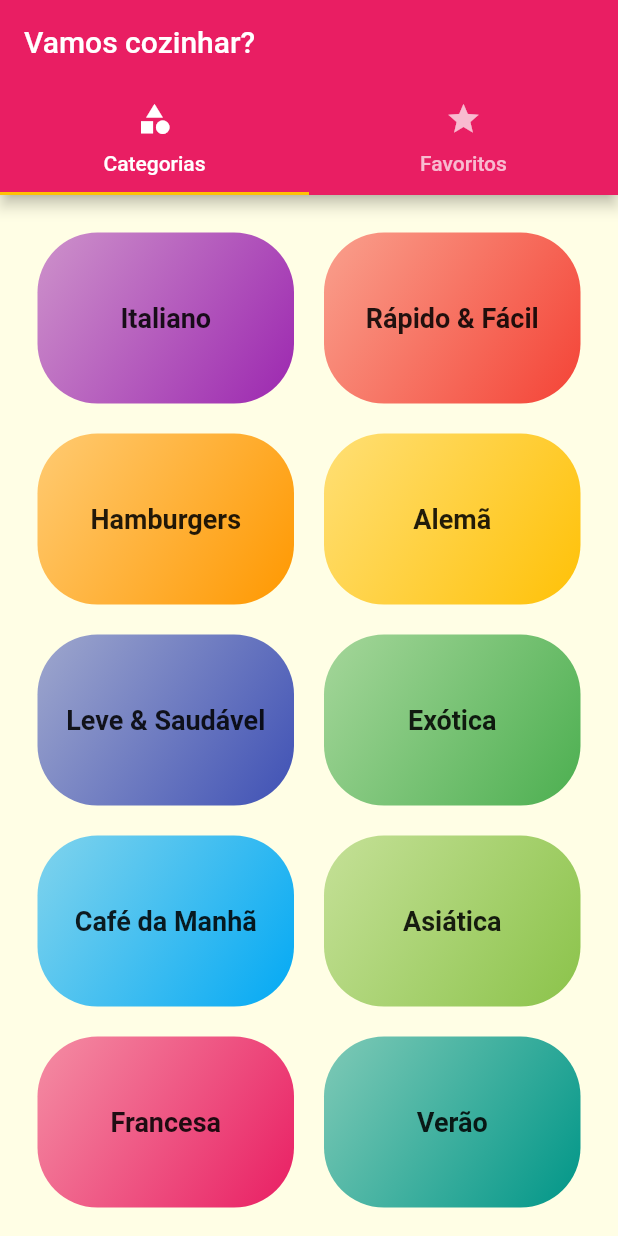
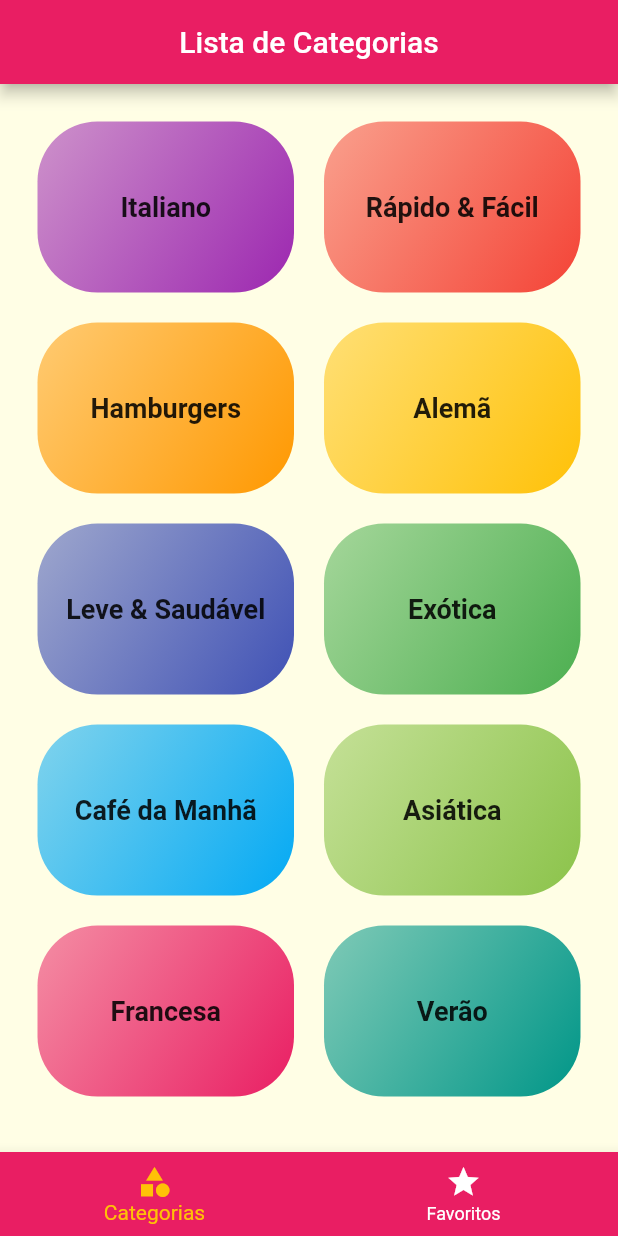
Before and after one commit to alefbispo/food_recipes, a Flutter app: the screen it shows after launch, on a phone screen of 412 x 824 dp. Run offline on Flutter 3.47's test engine with Material 2 defaults, Android fonts, the phone set to English and light mode, and no system bars.

Commit message:
navegação feita com BottonNavigationBarItem

```diff
--- a/lib/screens/tabs_screen.dart
+++ b/lib/screens/tabs_screen.dart
@@ -2,35 +2,53 @@ import 'package:flutter/material.dart';
 import 'package:food_recipes/screens/categories_screen.dart';
 import 'package:food_recipes/screens/favorite_screen.dart';
 
-class TabsScreen extends StatelessWidget {
+class TabsScreen extends StatefulWidget {
   const TabsScreen({Key? key}) : super(key: key);
 
   @override
+  State<TabsScreen> createState() => _TabsScreenState();
+}
+
+class _TabsScreenState extends State<TabsScreen> {
+  int _selectedScreenIndex = 0;
+  final List<String> _titles = [
+    'Lista de Categorias',
+    'Meus Favoritos',
+  ];
+  final List<Widget> _screens = [
+    const CategoriesScreen(),
+    const FavoriteScreen(),
+  ];
+
+  _selectSceen(int index) {
+    setState(() {
+      _selectedScreenIndex = index;
+    });
+  }
+
+  @override
   Widget build(BuildContext context) {
-    return DefaultTabController(
-      length: 2,
-      child: Scaffold(
-        appBar: AppBar(
-          title: const Text('Vamos cozinhar?'),
-          bottom: const TabBar(
-            tabs: [
-              Tab(
-                icon: Icon(Icons.category),
-                text: 'Categorias',
-              ),
-              Tab(
-                icon: Icon(Icons.star),
-                text: 'Favoritos',
-              )
-            ],
+    return Scaffold(
+      appBar: AppBar(
+        title: Center(child: Text(_titles[_selectedScreenIndex])),
+      ),
+      body: _screens[_selectedScreenIndex],
+      bottomNavigationBar: BottomNavigationBar(
+        onTap: _selectSceen,
+        unselectedItemColor: Colors.white,
+        selectedItemColor: Theme.of(context).colorScheme.secondary,
+        backgroundColor: Theme.of(context).colorScheme.primary,
+        currentIndex: _selectedScreenIndex,
+        items: const [
+          BottomNavigationBarItem(
+            icon: Icon(Icons.category),
+            label: 'Categorias',
           ),
-        ),
-        body: const TabBarView(
-          children: [
-            CategoriesScreen(),
-            FavoriteScreen(),
-          ],
-        ),
+          BottomNavigationBarItem(
+            icon: Icon(Icons.star),
+            label: 'Favoritos',
+          ),
+        ],
       ),
     );
   }
```
